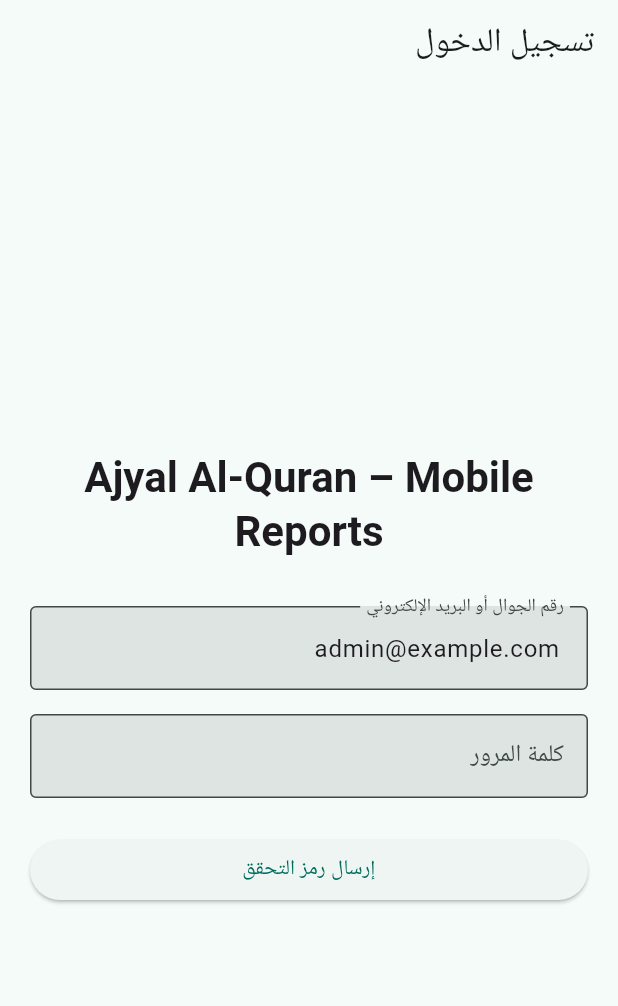
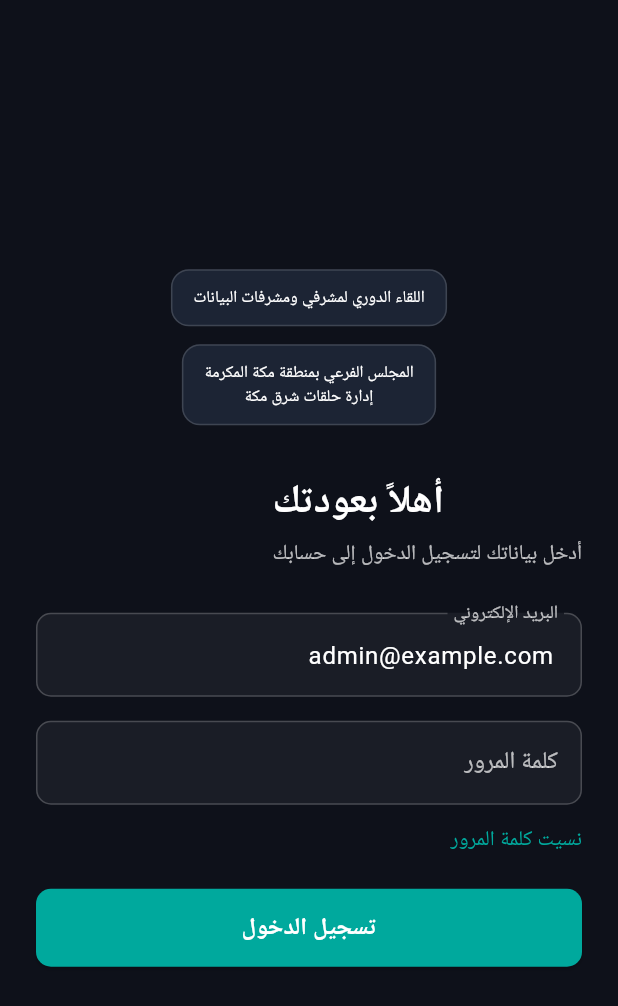
Before and after one commit to MostafaGamal84/agial-App, a Flutter app: the screen it shows after launch, on a phone screen of 412 x 824 dp. Shown: the top 1006 px of the screen. Run offline on Flutter 3.47's test engine with Material 3 defaults, Android fonts, the phone set to English and light mode, and no system bars; our stand-ins replace flutter_secure_storage, google_fonts, shared_preferences; Roboto replaces fonts that are missing (Tajawal).

Commit message:
Restyle login screen to match Ertiqaa theme

```diff
--- a/lib/screens/login_screen.dart
+++ b/lib/screens/login_screen.dart
@@ -28,32 +28,77 @@ class _LoginScreenState extends State<LoginScreen> {
   Widget build(BuildContext context) {
     final auth = context.watch<AuthController>();
     return Scaffold(
-      appBar: AppBar(title: const Text('تسجيل الدخول')),
+      backgroundColor: const Color(0xFF0e111a),
       body: SafeArea(
         child: Center(
           child: SingleChildScrollView(
-            padding: const EdgeInsets.all(20),
+            padding: const EdgeInsets.symmetric(horizontal: 24, vertical: 32),
             child: Form(
               key: _formKey,
               child: Column(
                 crossAxisAlignment: CrossAxisAlignment.stretch,
                 children: [
-                  const SizedBox(height: 24),
-                  Text(
-                    'Ajyal Al-Quran – Mobile Reports',
-                    textAlign: TextAlign.center,
-                    style: Theme.of(context)
-                        .textTheme
-                        .headlineMedium
-                        ?.copyWith(fontWeight: FontWeight.w700),
+                  Wrap(
+                    alignment: WrapAlignment.center,
+                    spacing: 12,
+                    runSpacing: 12,
+                    children: const [
+                      _HeaderBadge(
+                        backgroundColor: Color(0xFF1c2434),
+                        child: Text(
+                          'اللقاء الدوري لمشرفي ومشرفات البيانات',
+                          textAlign: TextAlign.center,
+                          style: TextStyle(
+                            color: Colors.white,
+                            fontSize: 11,
+                            height: 1.4,
+                          ),
+                        ),
+                      ),
+                      _HeaderBadge(
+                        backgroundColor: Color(0xFF1c2434),
+                        child: Text(
+                          'المجلس الفرعي بمنطقة مكة المكرمة\nإدارة حلقات شرق مكة',
+                          textAlign: TextAlign.center,
+                          style: TextStyle(
+                            color: Colors.white,
+                            fontSize: 11,
+                            height: 1.4,
+                          ),
+                        ),
+                      ),
+                    ],
                   ),
                   const SizedBox(height: 32),
-                  TextFormField(
+                  Align(
+                    alignment: Alignment.centerRight,
+                    child: Column(
+                      crossAxisAlignment: CrossAxisAlignment.end,
+                      children: const [
+                        Text(
+                          'أهلاً بعودتك',
+                          style: TextStyle(
+                            color: Colors.white,
+                            fontSize: 26,
+                            fontWeight: FontWeight.w800,
+                          ),
+                        ),
+                        SizedBox(height: 6),
+                        Text(
+                          'أدخل بياناتك لتسجيل الدخول إلى حسابك',
+                          style: TextStyle(
+                            color: Colors.white70,
+                            fontSize: 14,
+                          ),
+                        ),
+                      ],
+                    ),
+                  ),
+                  const SizedBox(height: 28),
+                  _StyledField(
                     controller: _loginController,
-                    decoration: const InputDecoration(
-                      labelText: 'رقم الجوال أو البريد الإلكتروني',
-                      border: OutlineInputBorder(),
-                    ),
+                    label: 'البريد الإلكتروني',
+                    keyboardType: TextInputType.emailAddress,
                     validator: (value) {
                       if (value == null || value.isEmpty) {
                         return 'هذا الحقل مطلوب';
@@ -62,16 +107,32 @@ class _LoginScreenState extends State<LoginScreen> {
                     },
                   ),
                   const SizedBox(height: 16),
-                  TextFormField(
+                  _StyledField(
                     controller: _passwordController,
-                    decoration: const InputDecoration(
-                      labelText: 'كلمة المرور',
-                      border: OutlineInputBorder(),
-                    ),
+                    label: 'كلمة المرور',
                     obscureText: true,
                   ),
-                  const SizedBox(height: 24),
+                  Align(
+                    alignment: Alignment.centerRight,
+                    child: TextButton(
+                      onPressed: () {},
+                      style: TextButton.styleFrom(
+                        foregroundColor: const Color(0xFF00a99d),
+                        padding: EdgeInsets.zero,
+                      ),
+                      child: const Text('نسيت كلمة المرور'),
+                    ),
+                  ),
+                  const SizedBox(height: 8),
                   ElevatedButton(
+                    style: ElevatedButton.styleFrom(
+                      backgroundColor: const Color(0xFF00a99d),
+                      foregroundColor: Colors.white,
+                      padding: const EdgeInsets.symmetric(vertical: 14),
+                      shape: RoundedRectangleBorder(
+                        borderRadius: BorderRadius.circular(10),
+                      ),
+                    ),
                     onPressed: auth.isLoading
                         ? null
                         : () async {
@@ -104,8 +165,13 @@ class _LoginScreenState extends State<LoginScreen> {
                             }
                           },
                     child: auth.isLoading
-                        ? const CircularProgressIndicator.adaptive()
-                        : const Text('إرسال رمز التحقق'),
+                        ? const CircularProgressIndicator.adaptive(
+                            backgroundColor: Colors.white,
+                          )
+                        : const Text(
+                            'تسجيل الدخول',
+                            style: TextStyle(fontSize: 16, fontWeight: FontWeight.w700),
+                          ),
                   ),
                 ],
               ),
@@ -116,3 +182,73 @@ class _LoginScreenState extends State<LoginScreen> {
     );
   }
 }
+
+class _StyledField extends StatelessWidget {
+  const _StyledField({
+    required this.controller,
+    required this.label,
+    this.obscureText = false,
+    this.keyboardType,
+    this.validator,
+  });
+
+  final TextEditingController controller;
+  final String label;
+  final bool obscureText;
+  final TextInputType? keyboardType;
+  final String? Function(String?)? validator;
+
+  @override
+  Widget build(BuildContext context) {
+    return TextFormField(
+      controller: controller,
+      obscureText: obscureText,
+      keyboardType: keyboardType,
+      validator: validator,
+      textAlign: TextAlign.right,
+      decoration: InputDecoration(
+        labelText: label,
+        labelStyle: const TextStyle(color: Colors.white70),
+        filled: true,
+        fillColor: Colors.white.withOpacity(0.05),
+        enabledBorder: OutlineInputBorder(
+          borderRadius: BorderRadius.circular(10),
+          borderSide: BorderSide(color: Colors.white.withOpacity(0.2)),
+        ),
+        focusedBorder: OutlineInputBorder(
+          borderRadius: BorderRadius.circular(10),
+          borderSide: const BorderSide(color: Color(0xFF00a99d)),
+        ),
+        errorBorder: OutlineInputBorder(
+          borderRadius: BorderRadius.circular(10),
+          borderSide: const BorderSide(color: Colors.redAccent),
+        ),
+        focusedErrorBorder: OutlineInputBorder(
+          borderRadius: BorderRadius.circular(10),
+          borderSide: const BorderSide(color: Colors.redAccent),
+        ),
+      ),
+      style: const TextStyle(color: Colors.white),
+    );
+  }
+}
+
+class _HeaderBadge extends StatelessWidget {
+  const _HeaderBadge({required this.child, required this.backgroundColor});
+
+  final Widget child;
+  final Color backgroundColor;
+
+  @override
+  Widget build(BuildContext context) {
+    return Container(
+      padding: const EdgeInsets.symmetric(horizontal: 14, vertical: 10),
+      decoration: BoxDecoration(
+        color: backgroundColor,
+        borderRadius: BorderRadius.circular(12),
+        border: Border.all(color: Colors.white.withOpacity(0.15)),
+      ),
+      child: child,
+    );
+  }
+}
```
